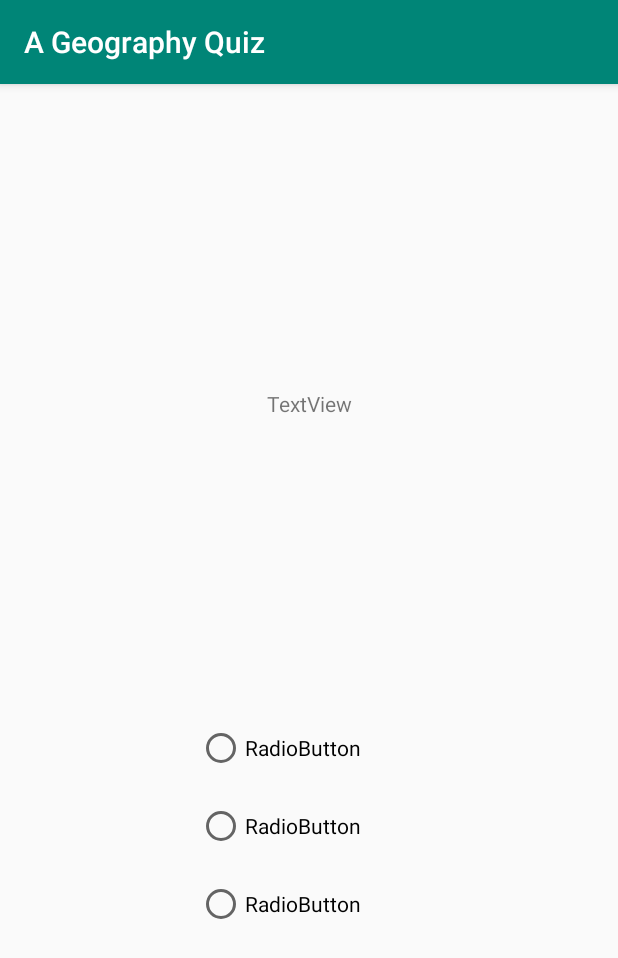
After one commit to xMaize/A-Geography-Quiz, an Android app: the QuizActivity screen opened directly, with no data from a screen before it, on a phone screen of 412 x 824 dp. The commit adds this screen. Shown: the top 958 px of the screen. Run offline under Robolectric (Android 15) with nearby library versions, the phone set to English and light mode, and no system bars.

```diff
--- a/app/build.gradle
+++ b/app/build.gradle
@@ -23,6 +23,7 @@ dependencies {
     implementation fileTree(dir: 'libs', include: ['*.jar'])
     implementation 'androidx.appcompat:appcompat:1.0.2'
     implementation 'androidx.constraintlayout:constraintlayout:1.1.3'
+    implementation 'androidx.legacy:legacy-support-v4:1.0.0'
     testImplementation 'junit:junit:4.12'
     androidTestImplementation 'androidx.test.ext:junit:1.1.0'
     androidTestImplementation 'androidx.test.espresso:espresso-core:3.1.1'
--- a/app/src/main/AndroidManifest.xml
+++ b/app/src/main/AndroidManifest.xml
@@ -9,6 +9,7 @@
         android:roundIcon="@mipmap/ic_launcher_round"
         android:supportsRtl="true"
         android:theme="@style/AppTheme">
+        <activity android:name=".QuizActivity"></activity>
         <activity android:name=".MainActivity">
             <intent-filter>
                 <action android:name="android.intent.action.MAIN" />
--- /dev/null
+++ b/app/src/main/java/edu/uga/cs/ageographyquiz/QuizActivity.java
@@ -0,0 +1,14 @@
+package edu.uga.cs.ageographyquiz;
+
+import androidx.appcompat.app.AppCompatActivity;
+
+import android.os.Bundle;
+
+public class QuizActivity extends AppCompatActivity {
+
+    @Override
+    protected void onCreate(Bundle savedInstanceState) {
+        super.onCreate(savedInstanceState);
+        setContentView(R.layout.activity_quiz);
+    }
+}
--- /dev/null
+++ b/app/src/main/java/edu/uga/cs/ageographyquiz/QuizFragment.java
@@ -0,0 +1,47 @@
+package edu.uga.cs.ageographyquiz;
+
+
+import android.os.Bundle;
+
+import androidx.fragment.app.Fragment;
+
+import android.util.Log;
+import android.view.LayoutInflater;
+import android.view.View;
+import android.view.ViewGroup;
+
+
+/**
+ * A simple {@link Fragment} subclass.
+ */
+public class QuizFragment extends Fragment {
+
+    private static final String DEBUG_TAG = "QuizFragment";
+
+    @Override
+    public View onCreateView(LayoutInflater inflater, ViewGroup container,
+                             Bundle savedInstanceState) {
+        // Inflate the layout for this fragment
+        View view = inflater.inflate(R.layout.fragment_quiz, container, false);
+
+
+        return view;
+    }
+
+    public long getQuizId(){
+
+        long id = -1;
+
+        Bundle args = getArguments();
+
+        if(args != null){
+            id = args.getLong("id", -1);
+        }
+        if(id == -1){
+            Log.e(DEBUG_TAG, "Not an id");
+        }
+
+        return id;
+    }
+
+}
--- /dev/null
+++ b/app/src/main/res/layout/activity_quiz.xml
@@ -0,0 +1,19 @@
+<?xml version="1.0" encoding="utf-8"?>
+<androidx.constraintlayout.widget.ConstraintLayout xmlns:android="http://schemas.android.com/apk/res/android"
+    xmlns:app="http://schemas.android.com/apk/res-auto"
+    xmlns:tools="http://schemas.android.com/tools"
+    android:id="@+id/linearLayout"
+    android:layout_width="match_parent"
+    android:layout_height="match_parent"
+    tools:context=".QuizActivity">
+
+    <fragment
+        android:id="@+id/fragment"
+        android:name="edu.uga.cs.ageographyquiz.QuizFragment"
+        android:layout_width="0dp"
+        android:layout_height="0dp"
+        app:layout_constraintBottom_toBottomOf="parent"
+        app:layout_constraintEnd_toEndOf="parent"
+        app:layout_constraintStart_toStartOf="parent"
+        app:layout_constraintTop_toTopOf="parent" />
+</androidx.constraintlayout.widget.ConstraintLayout>
--- /dev/null
+++ b/app/src/main/res/layout/fragment_quiz.xml
@@ -0,0 +1,55 @@
+<?xml version="1.0" encoding="utf-8"?>
+<FrameLayout xmlns:android="http://schemas.android.com/apk/res/android"
+    xmlns:app="http://schemas.android.com/apk/res-auto"
+    xmlns:tools="http://schemas.android.com/tools"
+    android:layout_width="match_parent"
+    android:layout_height="match_parent"
+    tools:context=".QuizFragment">
+
+    <androidx.constraintlayout.widget.ConstraintLayout
+        android:layout_width="match_parent"
+        android:layout_height="match_parent">
+
+        <TextView
+            android:id="@+id/question"
+            android:layout_width="wrap_content"
+            android:layout_height="wrap_content"
+            android:text="TextView"
+            app:layout_constraintBottom_toTopOf="@+id/choices"
+            app:layout_constraintEnd_toEndOf="parent"
+            app:layout_constraintStart_toStartOf="parent"
+            app:layout_constraintTop_toTopOf="parent"
+            app:layout_constraintVertical_chainStyle="spread" />
+
+        <RadioGroup
+            android:id="@+id/choices"
+            android:layout_width="148dp"
+            android:layout_height="138dp"
+            app:layout_constraintBottom_toBottomOf="parent"
+            app:layout_constraintEnd_toEndOf="parent"
+            app:layout_constraintHorizontal_bias="0.498"
+            app:layout_constraintStart_toStartOf="parent"
+            app:layout_constraintTop_toBottomOf="@+id/question">
+
+            <RadioButton
+                android:id="@+id/firstChoice"
+                android:layout_width="match_parent"
+                android:layout_height="wrap_content"
+                android:text="RadioButton" />
+
+            <RadioButton
+                android:id="@+id/secondChoice"
+                android:layout_width="match_parent"
+                android:layout_height="wrap_content"
+                android:layout_marginTop="20dp"
+                android:text="RadioButton" />
+
+            <RadioButton
+                android:id="@+id/thirdChoice"
+                android:layout_width="match_parent"
+                android:layout_height="wrap_content"
+                android:layout_marginTop="20dp"
+                android:text="RadioButton" />
+        </RadioGroup>
+    </androidx.constraintlayout.widget.ConstraintLayout>
+</FrameLayout>
--- a/app/src/main/res/values/strings.xml
+++ b/app/src/main/res/values/strings.xml
@@ -1,3 +1,6 @@
 <resources>
     <string name="app_name">A Geography Quiz</string>
+
+    <!-- TODO: Remove or change this placeholder text -->
+    <string name="hello_blank_fragment">Hello blank fragment</string>
 </resources>
```
Also changed, not shown: app/src/main/java/edu/uga/cs/ageographyquiz/GeographyQuizData.java (+36 -0 lines), app/src/main/java/edu/uga/cs/ageographyquiz/MainActivity.java (+13 -1 lines).
